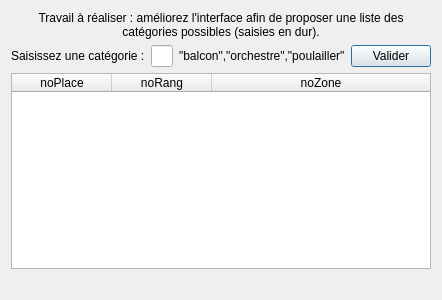
Qt form Theatre_Project/gui/fct_comp_2.ui (ALLian96/Projet2018BD) before a commit.
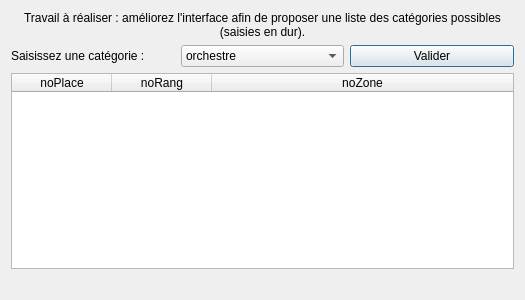
The same form after that commit.

The edit to the form file:
```diff
--- a/Theatre_Project/gui/fct_comp_2.ui
+++ b/Theatre_Project/gui/fct_comp_2.ui
@@ -6,7 +6,7 @@
    <rect>
     <x>0</x>
     <y>0</y>
-    <width>400</width>
+    <width>525</width>
     <height>300</height>
    </rect>
   </property>
@@ -40,13 +40,22 @@
       </widget>
      </item>
      <item>
-      <widget class="QLineEdit" name="lineEdit"/>
+      <widget class="QComboBox" name="comboBox">
+       <item>
+        <property name="text">
+         <string>orchestre</string>
+        </property>
      </item>
      <item>
-      <widget class="QLabel" name="label_2">
        <property name="text">
-        <string>&quot;balcon&quot;,&quot;orchestre&quot;,&quot;poulailler&quot;</string>
-       </property>
+         <string>poulailler</string>
+        </property>
+       </item>
+       <item>
+        <property name="text">
+         <string>balcon</string>
+        </property>
+       </item>
       </widget>
      </item>
      <item>
```
Lines whose indentation alone changed are shown as unchanged.
